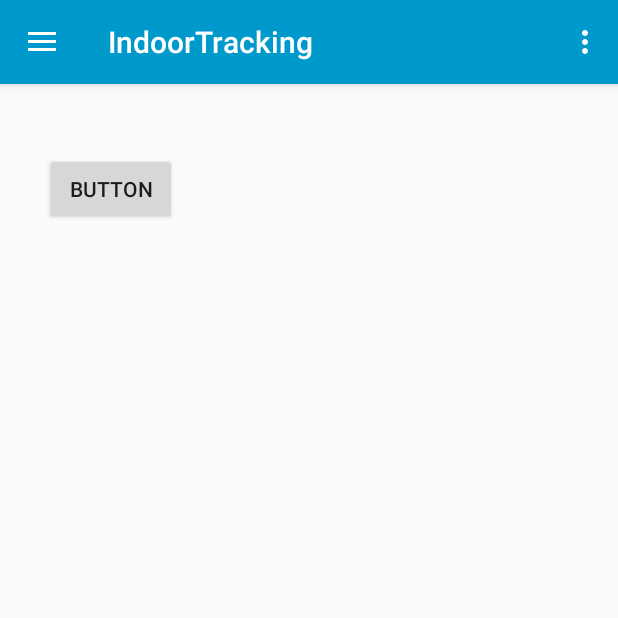
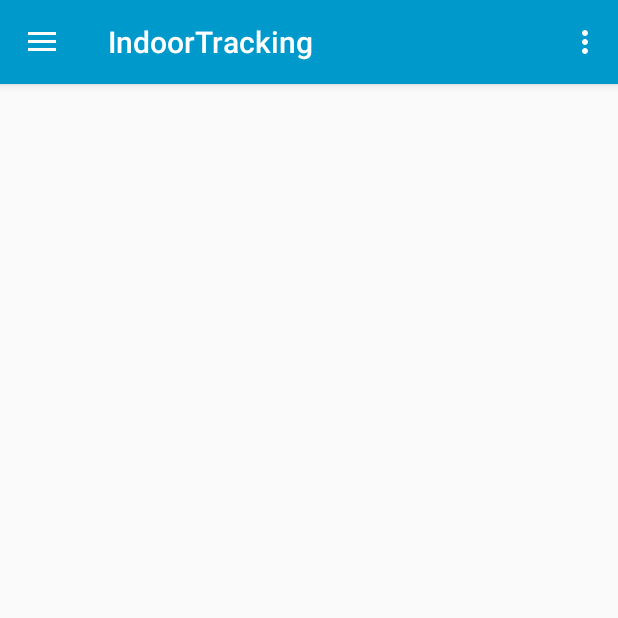
Before and after one commit to ivanpokec/Indoor-Tracking, an Android app: the MainActivity screen opened directly, with no data from a screen before it, on a phone screen of 412 x 824 dp, the top half of it. Run offline under Robolectric (Android 15) with nearby library versions, the phone set to English and light mode, and no system bars.

Commit message:
Odjava namještena preko klika na Odjavi se u sporednom izborniku.

```diff
--- a/IndoorTracking/app/src/main/java/hr/foi/indoortracking/MainActivity.java
+++ b/IndoorTracking/app/src/main/java/hr/foi/indoortracking/MainActivity.java
@@ -30,18 +30,7 @@ public class MainActivity extends AppCompatActivity
         setContentView(R.layout.activity_main);
         Toolbar toolbar = (Toolbar) findViewById(R.id.toolbar);
         setSupportActionBar(toolbar);
-
         manager = new SessionManager();
-
-        Button button = (Button) findViewById(R.id.button_1);
-
-        button.setOnClickListener(new View.OnClickListener() {
-            @Override
-            public void onClick(View v) {
-                manager.setPreferences(MainActivity.this, "status", "0");
-                finish();
-            }
-        });
 
         DrawerLayout drawer = (DrawerLayout) findViewById(R.id.drawer_layout);
         ActionBarDrawerToggle toggle = new ActionBarDrawerToggle(
@@ -83,6 +72,11 @@ public class MainActivity extends AppCompatActivity
             return true;
         }
 
+        if(id== R.id.action_logout) {
+            manager.setPreferences(MainActivity.this, "status", "0");
+            finish();
+                    }
+
         return super.onOptionsItemSelected(item);
     }
 
--- a/IndoorTracking/app/src/main/res/layout/content_main.xml
+++ b/IndoorTracking/app/src/main/res/layout/content_main.xml
@@ -13,13 +13,4 @@
     tools:context="hr.foi.indoortracking.MainActivity"
     tools:showIn="@layout/app_bar_main">
 
-    <Button
-        android:text="Button"
-        android:layout_width="wrap_content"
-        android:layout_height="wrap_content"
-
-        android:layout_alignParentStart="true"
-        android:layout_marginStart="14dp"
-        android:layout_marginTop="30dp"
-        android:id="@+id/button_1" />
 </RelativeLayout>
```
